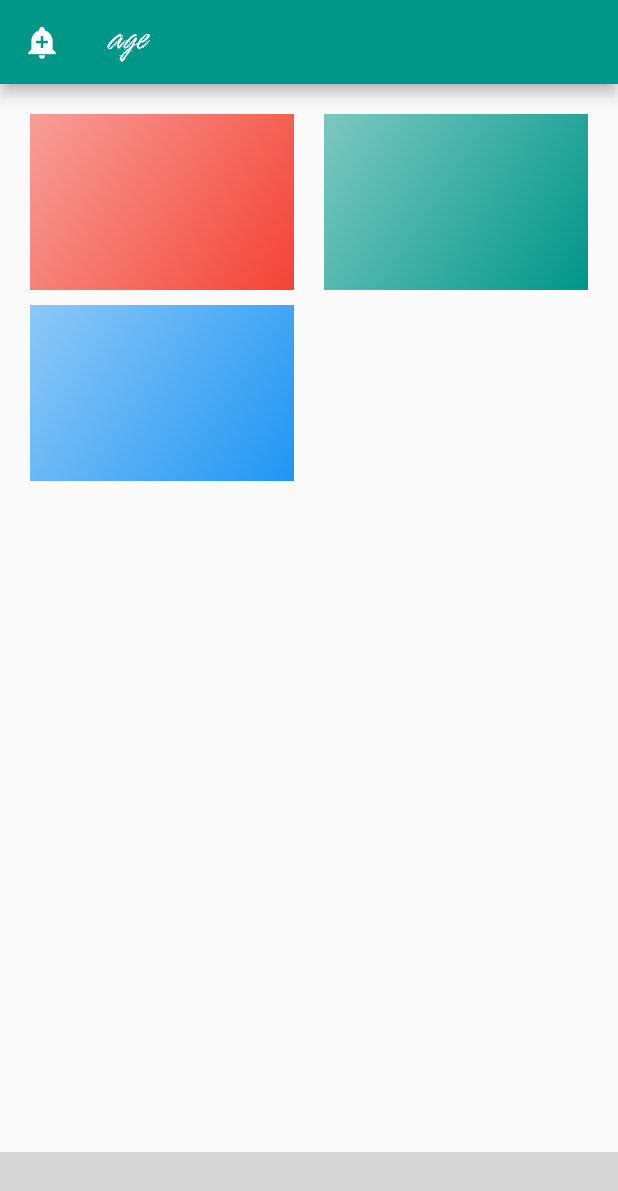
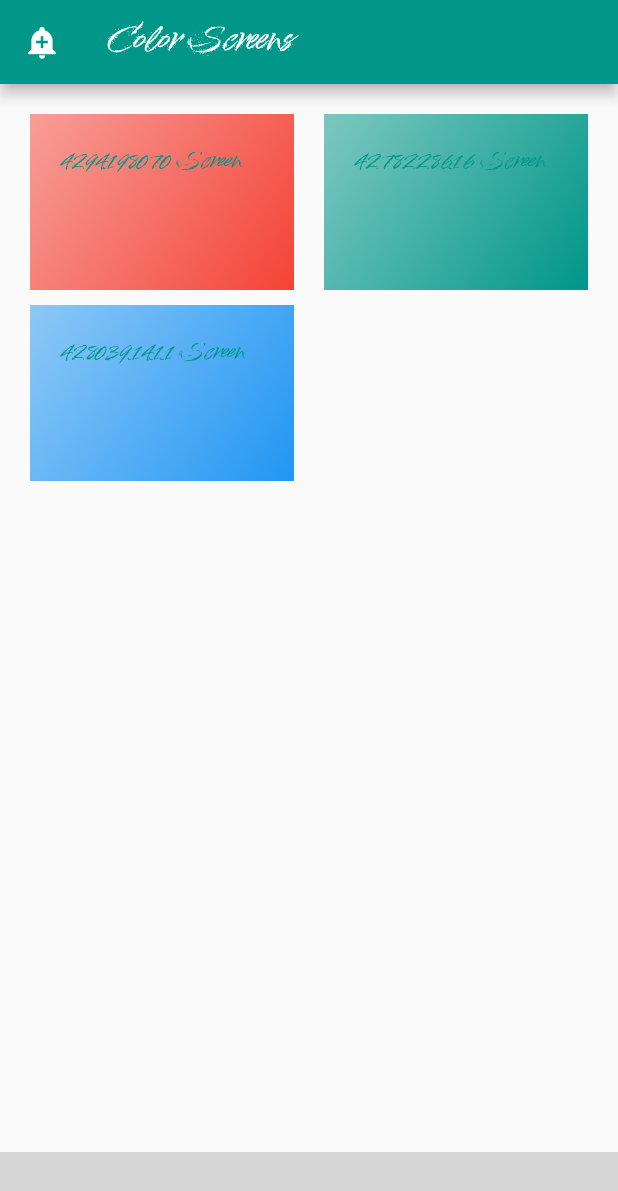
Before and after one commit to RamezHamdiSaeed/MyFlutterReference, a Flutter app: the screen it shows after launch, on a phone screen of 412 x 824 dp. Shown: the top 1191 px of the screen. Run offline on Flutter 3.47's test engine with Material 2 defaults, Android fonts, the phone set to English and light mode, and no system bars; missing offline and left inert: bottom_bar_with_sheet; grey boxes are pictures that could not be loaded.

Commit message:
pass data to another screens

```diff
--- a/lib/App/my_app.dart
+++ b/lib/App/my_app.dart
@@ -1,4 +1,7 @@
+import 'package:first_flutter_app/App/pages/blue.dart';
 import 'package:first_flutter_app/App/pages/genders.dart';
+import 'package:first_flutter_app/App/pages/red.dart';
+import 'package:first_flutter_app/App/pages/teal.dart';
 import 'package:flutter/material.dart';
 
 class MyApp extends StatelessWidget {
@@ -8,6 +11,16 @@ class MyApp extends StatelessWidget {
   @override
   Widget build(BuildContext context) {
     return MaterialApp(
+      // we use routes with specified initialRoute to use navigator .pushNamed and organize Navigation Map for Readability
+      //! when we are using routes and initialRoute we have to remove home property from MaterialApp
+      //* it's better to use route name from the widget representing the page to avoid confusion and long routes
+      initialRoute: '/',
+      routes: {
+        '/': (context) => const Genders(),
+        BlueScreen.routName: (context) => const BlueScreen(),
+        RedScreen.routName: (context) => const RedScreen(),
+        TealScreen.routName: (context) => const TealScreen(),
+      },
       theme: ThemeData(
         textButtonTheme: TextButtonThemeData(
           style: ButtonStyle(
@@ -31,7 +44,6 @@ class MyApp extends StatelessWidget {
         //     .copyWith(secondary: Colors.blueAccent),
       ),
       debugShowCheckedModeBanner: false,
-      home: const Genders(),
     );
   }
 }
--- a/lib/App/pages/genders.dart
+++ b/lib/App/pages/genders.dart
@@ -3,6 +3,9 @@
 import 'package:flutter/material.dart';
 import 'package:bottom_bar_with_sheet/bottom_bar_with_sheet.dart';
 import 'package:first_flutter_app/App/models/age.dart';
+import 'package:first_flutter_app/App/pages/blue.dart';
+import 'package:first_flutter_app/App/pages/teal.dart';
+import 'package:first_flutter_app/App/pages/red.dart';
 
 class Genders extends StatefulWidget {
   const Genders({Key? key}) : super(key: key);
@@ -39,8 +42,24 @@ class _GendersState extends State<Genders> {
     // DateTime minAge({required int age}) {
     //   return DateTime(DateTime.now().year - age);
     // }
-    Container dummyContainer(Color customColor, {int customFlex = 1}) {
-      return Container(
+    InkWell dummyContainer(Color customColor, {int customFlex = 1}) {
+      return InkWell(
+        onTap: () {
+          //! if we have multiple page with common condition we supposed to use Navigator.pushNamed("/blue");
+          //* pushReplacement will replace the current page with the new page for memory usage sake but we don't use it here because there will no replicated screens on the stack
+          //! we can pass data as a prop to the widget representing the page we want to navigate to with some class (Widget) configurations.
+          if (customColor == Colors.red) {
+            Navigator.of(context).pushNamed(RedScreen.routName,
+                arguments: {'color': customColor.value});
+          } else if (customColor == Colors.teal) {
+            Navigator.of(context).pushNamed(TealScreen.routName,
+                arguments: {'color': customColor.value});
+          } else {
+            Navigator.of(context).pushNamed(BlueScreen.routName,
+                arguments: {'color': customColor.value});
+          }
+        },
+        child: Container(
           height: 60.0,
           decoration: BoxDecoration(
               gradient: LinearGradient(
@@ -52,6 +71,8 @@ class _GendersState extends State<Genders> {
                   ]),
               color: customColor),
           padding: const EdgeInsets.all(20.0),
+          child: Text("${customColor.value.toString()} Screen"),
+        ),
       );
     }
 
@@ -87,7 +108,7 @@ class _GendersState extends State<Genders> {
     return Scaffold(
       appBar: AppBar(
         leading: const Icon(Icons.add_alert),
-        title: const Text('age'),
+        title: const Text('Color Screens'),
         // actions: const <Widget>[
         //   Icon(Icons.add),
         // ],
```
Also changed, not shown: lib/App/pages/blue.dart (added, +21 -0 lines), lib/App/pages/red.dart (added, +22 -0 lines), lib/App/pages/teal.dart (added, +24 -0 lines), 1 other file. Lines whose indentation alone changed are shown as unchanged.
